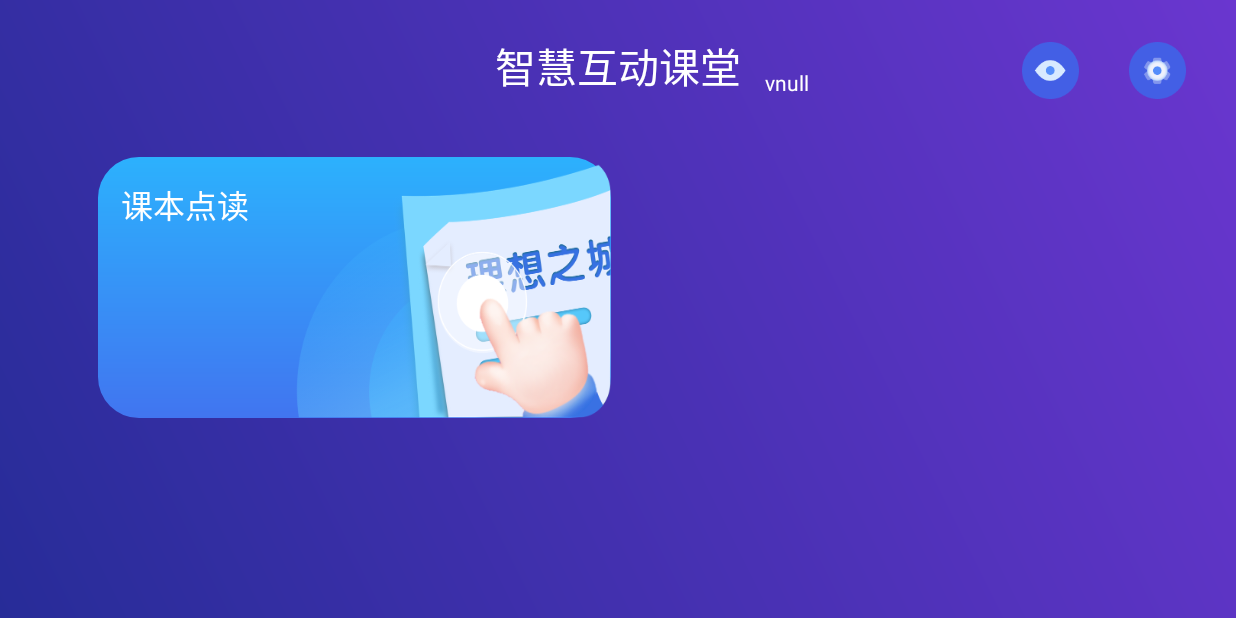
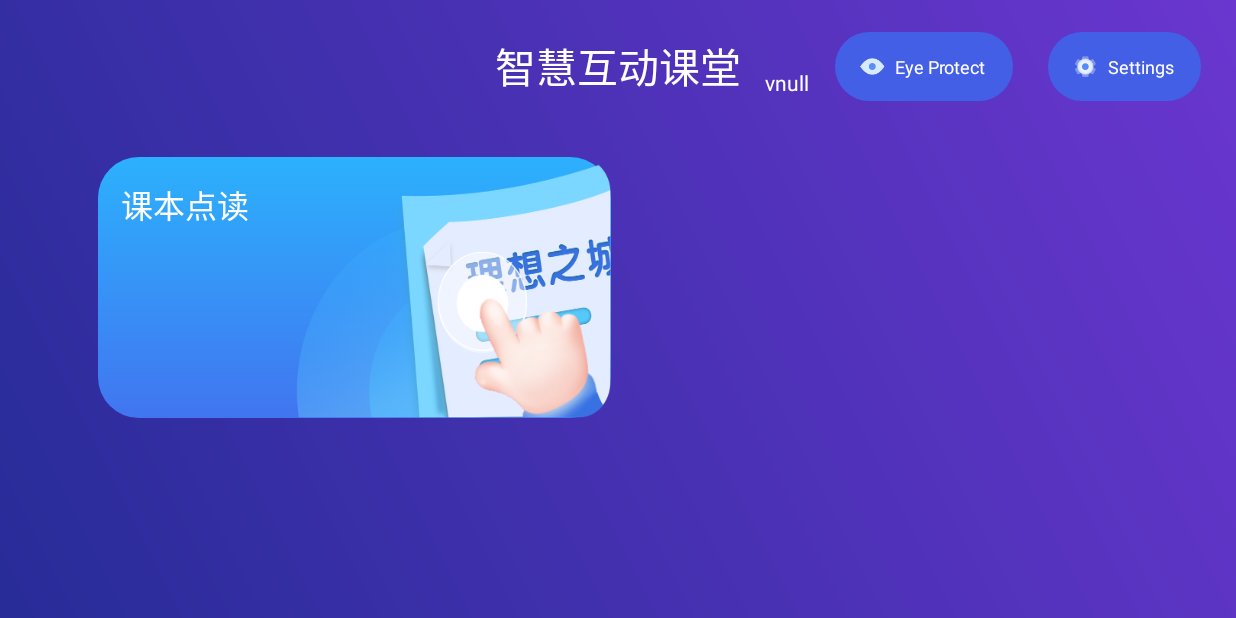
Before and after one commit to FlameStoneMy/RuiBook, an Android app: the DesktopActivity screen opened directly, with no data from a screen before it, on a phone screen of 824 x 412 dp (held sideways). Run offline under Robolectric (Android 15) with nearby library versions, the light colour scheme and no system bars; our stand-ins replace EventBus; libraries missing offline, so code that uses them is left out: com.nostra13.universalimageloader; network calls fail; 8 statements that could not run were skipped.

Commit message:
[MY] Change Desktop Page UI.

```diff
--- a/app/build.gradle
+++ b/app/build.gradle
@@ -10,8 +10,8 @@ android {
         applicationId "com.ruitech.bookstudy"
         minSdkVersion 21
         targetSdkVersion 29
-        versionCode 4
-        versionName "1.4"
+        versionCode 5
+        versionName "1.5"
 
         testInstrumentationRunner "androidx.test.runner.AndroidJUnitRunner"
     }
--- a/app/src/main/res/color/menu_text_selector.xml
+++ b/app/src/main/res/color/menu_text_selector.xml
@@ -1,5 +1,5 @@
 <?xml version="1.0" encoding="utf-8"?>
 <selector xmlns:android="http://schemas.android.com/apk/res/android">
-    <item android:color="@color/_cfd6e1" android:state_enabled="false" />
+    <item android:color="@color/_acacac" android:state_enabled="false" />
     <item android:color="@color/_5e5e5e" android:state_enabled="true" />
 </selector>
--- a/app/src/main/res/drawable/menu_selector.xml
+++ b/app/src/main/res/drawable/menu_selector.xml
@@ -1,5 +1,5 @@
 <?xml version="1.0" encoding="utf-8"?>
 <selector xmlns:android="http://schemas.android.com/apk/res/android">
-    <item android:drawable="@mipmap/menu" android:state_enabled="false" />
+    <item android:drawable="@mipmap/menu_disable" android:state_enabled="false" />
     <item android:drawable="@mipmap/menu" android:state_enabled="true" />
 </selector>
--- a/app/src/main/res/layout/activity_home2.xml
+++ b/app/src/main/res/layout/activity_home2.xml
@@ -54,26 +54,46 @@
         android:layout_marginLeft="16dp"
         />
 
-    <androidx.appcompat.widget.AppCompatImageView
+    <com.ruitech.bookstudy.widget.RoundAngleTextView
         android:id="@+id/eye_protect"
-        android:layout_width="38dp"
-        android:layout_height="38dp"
+        android:layout_width="wrap_content"
+        android:layout_height="46dp"
         app:layout_constraintRight_toLeftOf="@id/settings"
-        app:layout_constraintTop_toTopOf="parent"
-        android:layout_marginRight="33dp"
-        android:layout_marginTop="28dp"
-        android:src="@mipmap/desktop_eye_protect"
+        app:layout_constraintTop_toTopOf="@id/title"
+        app:layout_constraintBottom_toBottomOf="@id/title"
+        android:text="@string/eye_protect"
+        android:textColor="@color/_ffffff"
+        android:textSize="12sp"
+        app:bgRadius="23dp"
+        app:bgColor="@color/_435fe5"
+        app:leftDrawableWidth="30dp"
+        app:leftDrawableHeight="30dp"
+        android:gravity="center"
+        android:layout_marginRight="23dp"
+        android:paddingLeft="10dp"
+        android:paddingRight="18dp"
+        android:drawableLeft="@mipmap/desktop_eye_protect"
         />
 
-    <androidx.appcompat.widget.AppCompatImageView
+    <com.ruitech.bookstudy.widget.RoundAngleTextView
         android:id="@+id/settings"
-        android:layout_width="38dp"
-        android:layout_height="38dp"
+        android:layout_width="wrap_content"
+        android:layout_height="46dp"
         app:layout_constraintRight_toRightOf="parent"
-        app:layout_constraintTop_toTopOf="parent"
-        android:layout_marginRight="33dp"
-        android:layout_marginTop="28dp"
-        android:src="@mipmap/desktop_settings"
+        app:layout_constraintTop_toTopOf="@id/title"
+        app:layout_constraintBottom_toBottomOf="@id/title"
+        android:text="@string/settings"
+        android:textColor="@color/_ffffff"
+        android:textSize="12sp"
+        app:bgRadius="23dp"
+        app:bgColor="@color/_435fe5"
+        app:leftDrawableWidth="30dp"
+        app:leftDrawableHeight="30dp"
+        android:gravity="center"
+        android:layout_marginRight="23dp"
+        android:paddingLeft="10dp"
+        android:paddingRight="18dp"
+        android:drawableLeft="@mipmap/desktop_settings"
         />
 
     <androidx.recyclerview.widget.RecyclerView
--- a/app/src/main/res/values/strings.xml
+++ b/app/src/main/res/values/strings.xml
@@ -106,4 +106,7 @@
 
     <string name="cancel">Cancel</string>
     <string name="upgrading">Upgrading...</string>
+
+    <string name="settings">Settings</string>
+    <string name="eye_protect">Eye Protect</string>
 </resources>
```
Also changed, not shown: app/src/main/res/mipmap-xxhdpi/menu_disable.png (added), 1 other file.
